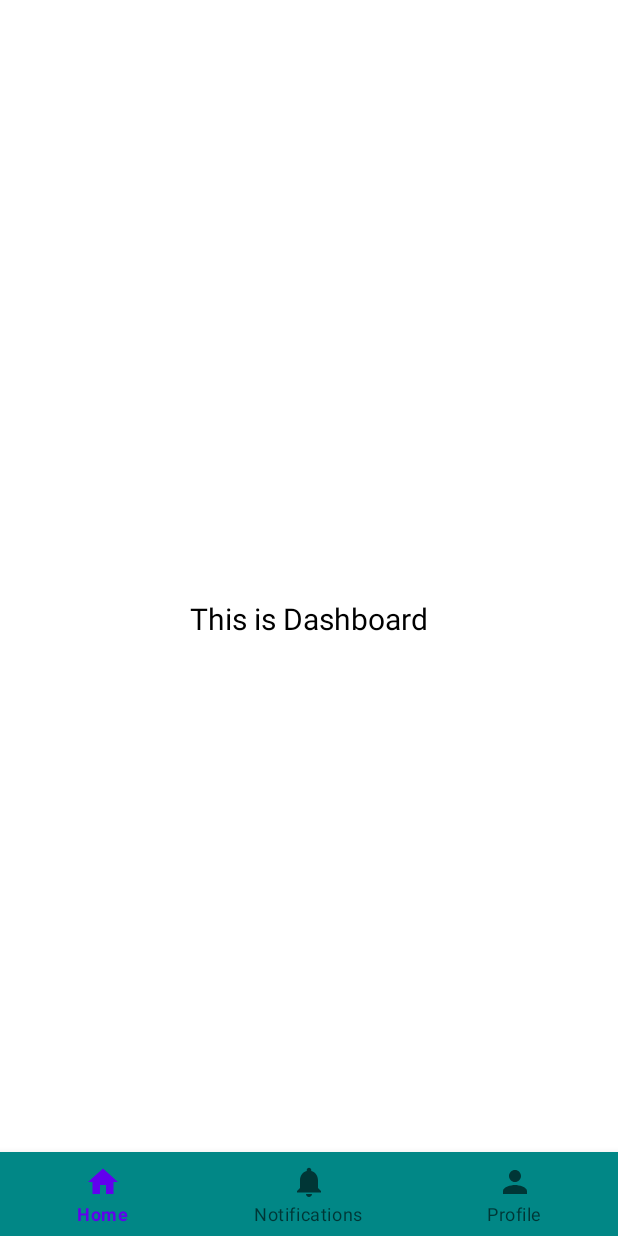
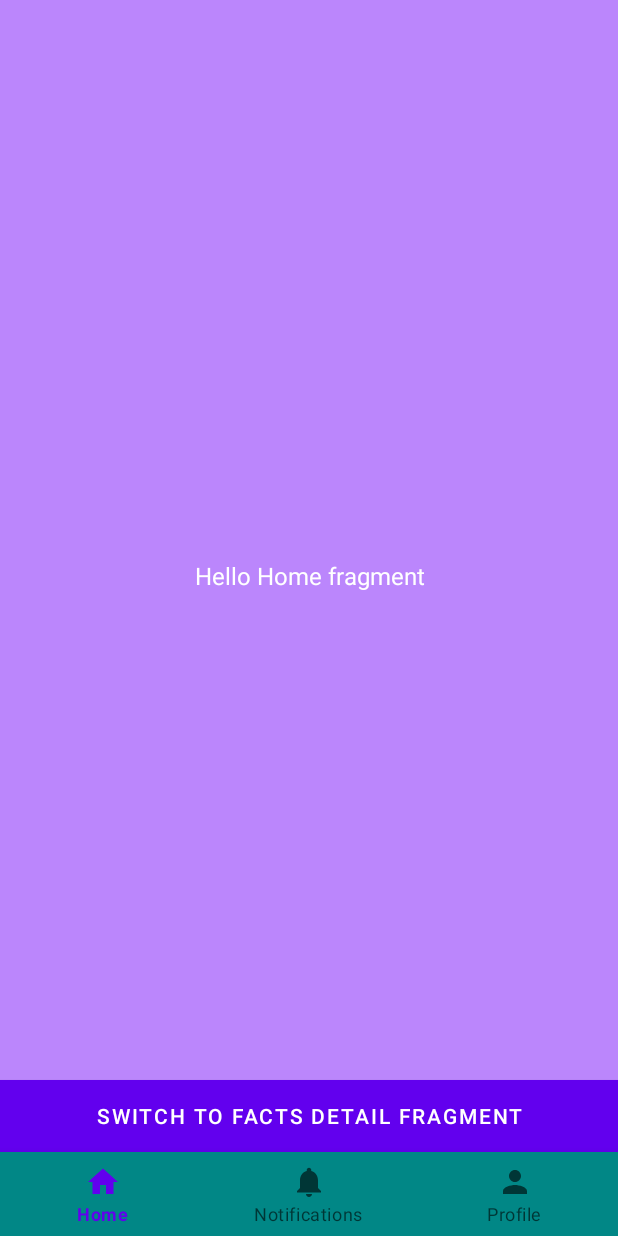
Before and after one commit to RishavChudal/ISMT-Test-Project, an Android app: the DashboardActivity screen opened directly, with no data from a screen before it, on a phone screen of 412 x 824 dp. Run offline under Robolectric (Android 15) with nearby library versions, the phone set to English and light mode, and no system bars; our stand-ins replace navigation-ui.

Commit message:
Added more fragments, nav graph and tied up the bottom navigation view with nav controller

```diff
--- a/app/src/main/java/np/com/rishavchudal/test/presentation/dashboard/DashboardActivity.java
+++ b/app/src/main/java/np/com/rishavchudal/test/presentation/dashboard/DashboardActivity.java
@@ -1,18 +1,43 @@
 package np.com.rishavchudal.test.presentation.dashboard;
 
 import androidx.appcompat.app.AppCompatActivity;
+import androidx.fragment.app.FragmentContainerView;
+import androidx.navigation.NavController;
+import androidx.navigation.fragment.NavHostFragment;
+import androidx.navigation.ui.NavigationUI;
 
 import android.os.Bundle;
 import android.widget.Toast;
 
+import com.google.android.material.bottomnavigation.BottomNavigationView;
+
 import np.com.rishavchudal.test.R;
 
 public class DashboardActivity extends AppCompatActivity {
+    private BottomNavigationView bottomNavigationView;
+    private FragmentContainerView navHostContainerView;
+    private NavHostFragment navHostFragment;
 
     @Override
     protected void onCreate(Bundle savedInstanceState) {
         super.onCreate(savedInstanceState);
         setContentView(R.layout.activity_dashboard);
+        initViews();
+        setUpBottomNavigationViewWithNavController();
+    }
+
+    private void initViews() {
+        bottomNavigationView = findViewById(R.id.bottom_navigation_view);
+        navHostContainerView = findViewById(R.id.nav_host_fragment);
+    }
+
+    private void setUpBottomNavigationViewWithNavController() {
+        navHostFragment = (NavHostFragment) getSupportFragmentManager()
+                .findFragmentById(R.id.nav_host_fragment);
+        if (navHostFragment != null) {
+            NavController navController = navHostFragment.getNavController();
+            NavigationUI.setupWithNavController(bottomNavigationView, navController);
+        }
     }
 
     @Override
--- a/app/src/main/java/np/com/rishavchudal/test/presentation/dashboard/HomeFragment.java
+++ b/app/src/main/java/np/com/rishavchudal/test/presentation/dashboard/HomeFragment.java
@@ -7,6 +7,7 @@ import androidx.fragment.app.Fragment;
 import android.view.LayoutInflater;
 import android.view.View;
 import android.view.ViewGroup;
+import android.widget.Button;
 
 import np.com.rishavchudal.test.R;
 
@@ -16,51 +17,41 @@ import np.com.rishavchudal.test.R;
  * create an instance of this fragment.
  */
 public class HomeFragment extends Fragment {
-
-    // TODO: Rename parameter arguments, choose names that match
-    // the fragment initialization parameters, e.g. ARG_ITEM_NUMBER
-    private static final String ARG_PARAM1 = "param1";
-    private static final String ARG_PARAM2 = "param2";
-
-    // TODO: Rename and change types of parameters
-    private String mParam1;
-    private String mParam2;
+    private Button btnHomeFragment;
 
     public HomeFragment() {
         // Required empty public constructor
     }
 
-    /**
-     * Use this factory method to create a new instance of
-     * this fragment using the provided parameters.
-     *
-     * @param param1 Parameter 1.
-     * @param param2 Parameter 2.
-     * @return A new instance of fragment HomeFragment.
-     */
-    // TODO: Rename and change types and number of parameters
     public static HomeFragment newInstance(String param1, String param2) {
-        HomeFragment fragment = new HomeFragment();
-        Bundle args = new Bundle();
-        args.putString(ARG_PARAM1, param1);
-        args.putString(ARG_PARAM2, param2);
-        fragment.setArguments(args);
-        return fragment;
+        return new HomeFragment();
     }
 
     @Override
     public void onCreate(Bundle savedInstanceState) {
         super.onCreate(savedInstanceState);
-        if (getArguments() != null) {
-            mParam1 = getArguments().getString(ARG_PARAM1);
-            mParam2 = getArguments().getString(ARG_PARAM2);
-        }
     }
 
     @Override
     public View onCreateView(LayoutInflater inflater, ViewGroup container,
                              Bundle savedInstanceState) {
         // Inflate the layout for this fragment
-        return inflater.inflate(R.layout.fragment_home, container, false);
+        View view = inflater.inflate(R.layout.fragment_home, container, false);
+        initWidgets(view);
+        initButtonAction();
+        return view;
+    }
+
+    private void initWidgets(View view) {
+        btnHomeFragment = view.findViewById(R.id.btn_home_fragment);
+    }
+
+    private void initButtonAction() {
+        btnHomeFragment.setOnClickListener(new View.OnClickListener() {
+            @Override
+            public void onClick(View v) {
+
+            }
+        });
     }
 }
--- a/app/src/main/res/layout/activity_dashboard.xml
+++ b/app/src/main/res/layout/activity_dashboard.xml
@@ -19,7 +19,20 @@
         android:textSize="20sp"
         />
 
+    <androidx.fragment.app.FragmentContainerView
+        android:id="@+id/nav_host_fragment"
+        android:name="androidx.navigation.fragment.NavHostFragment"
+        android:layout_width="0dp"
+        android:layout_height="0dp"
+        app:layout_constraintStart_toStartOf="parent"
+        app:layout_constraintEnd_toEndOf="parent"
+        app:layout_constraintTop_toTopOf="parent"
+        app:layout_constraintBottom_toTopOf="@id/bottom_navigation_view"
+        app:defaultNavHost="true"
+        app:navGraph="@navigation/nav_graph" />
+
     <com.google.android.material.bottomnavigation.BottomNavigationView
+        android:id="@+id/bottom_navigation_view"
         android:layout_width="match_parent"
         android:layout_height="@dimen/bottom_nav_height"
         android:background="@color/teal_700"
--- a/app/src/main/res/layout/fragment_home.xml
+++ b/app/src/main/res/layout/fragment_home.xml
@@ -1,9 +1,9 @@
 <?xml version="1.0" encoding="utf-8"?>
-<androidx.constraintlayout.widget.ConstraintLayout
-    xmlns:android="http://schemas.android.com/apk/res/android"
+<androidx.constraintlayout.widget.ConstraintLayout xmlns:android="http://schemas.android.com/apk/res/android"
     xmlns:tools="http://schemas.android.com/tools"
     android:layout_width="match_parent"
     android:layout_height="match_parent"
+    xmlns:app="http://schemas.android.com/apk/res-auto"
     android:background="@color/purple_200"
     tools:context=".presentation.dashboard.HomeFragment">
 
@@ -16,4 +16,14 @@
         android:textColor="@color/white"
         android:gravity="center"/>
 
+    <Button
+        android:id="@+id/btn_home_fragment"
+        android:layout_width="match_parent"
+        android:layout_height="wrap_content"
+        app:layout_constraintBottom_toBottomOf="parent"
+        android:background="@color/teal_700"
+        android:text="Switch to Facts Detail Fragment"
+        android:textColor="@color/white"
+        />
+
 </androidx.constraintlayout.widget.ConstraintLayout>
--- /dev/null
+++ b/app/src/main/res/navigation/nav_graph.xml
@@ -0,0 +1,44 @@
+<?xml version="1.0" encoding="utf-8"?>
+<navigation xmlns:android="http://schemas.android.com/apk/res/android"
+    xmlns:app="http://schemas.android.com/apk/res-auto"
+    xmlns:tools="http://schemas.android.com/tools"
+    android:id="@+id/nav_graph"
+    app:startDestination="@id/homeFragment">
+
+    <fragment
+        android:id="@+id/homeFragment"
+        android:name="np.com.rishavchudal.test.presentation.dashboard.HomeFragment"
+        android:label="fragment_home"
+        tools:layout="@layout/fragment_home" >
+        <action
+            android:id="@+id/action_homeFragment_to_factsDetailsFragment"
+            app:destination="@id/factsDetailsFragment" />
+    </fragment>
+
+    <fragment
+        android:id="@+id/notificationFragment"
+        android:name="np.com.rishavchudal.test.presentation.dashboard.NotificationFragment"
+        android:label="fragment_notification"
+        tools:layout="@layout/fragment_notification" >
+        <action
+            android:id="@+id/action_notificationFragment_to_notificationDetailFragment"
+            app:destination="@id/notificationDetailFragment" />
+    </fragment>
+
+    <fragment
+        android:id="@+id/profileFragment"
+        android:name="np.com.rishavchudal.test.presentation.dashboard.ProfileFragment"
+        android:label="fragment_profile"
+        tools:layout="@layout/fragment_profile" />
+    <fragment
+        android:id="@+id/factsDetailsFragment"
+        android:name="np.com.rishavchudal.test.FactsDetailsFragment"
+        android:label="fragment_facts_details"
+        tools:layout="@layout/fragment_facts_details" />
+    <fragment
+        android:id="@+id/notificationDetailFragment"
+        android:name="np.com.rishavchudal.test.NotificationDetailFragment"
+        android:label="fragment_notification_detail"
+        tools:layout="@layout/fragment_notification_detail" />
+
+</navigation>
--- a/build.gradle
+++ b/build.gradle
@@ -5,7 +5,7 @@ buildscript {
         mavenCentral()
     }
     dependencies {
-        classpath "com.android.tools.build:gradle:7.0.4"
+        classpath 'com.android.tools.build:gradle:7.0.4'
 
         // NOTE: Do not place your application dependencies here; they belong
         // in the individual module build.gradle files
```
Also changed, not shown: app/src/main/java/np/com/rishavchudal/test/FactsDetailsFragment.java (added, +64 -0 lines), app/src/main/java/np/com/rishavchudal/test/NotificationDetailFragment.java (added, +64 -0 lines), app/src/main/res/layout/fragment_facts_details.xml (added, +14 -0 lines), app/src/main/res/layout/fragment_notification_detail.xml (added, +14 -0 lines), gradle/wrapper/gradle-wrapper.properties.
